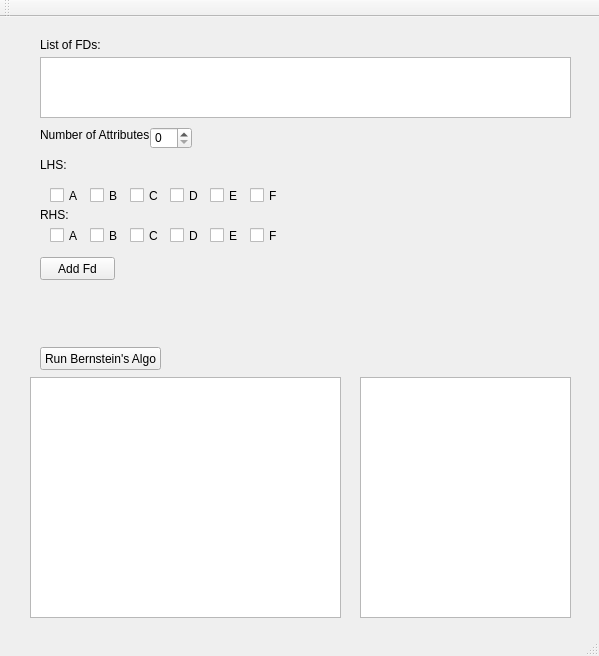
Qt form CaseTool/casetool.ui (jellingwei/cs4221-Database-Case-Tool) before a commit.
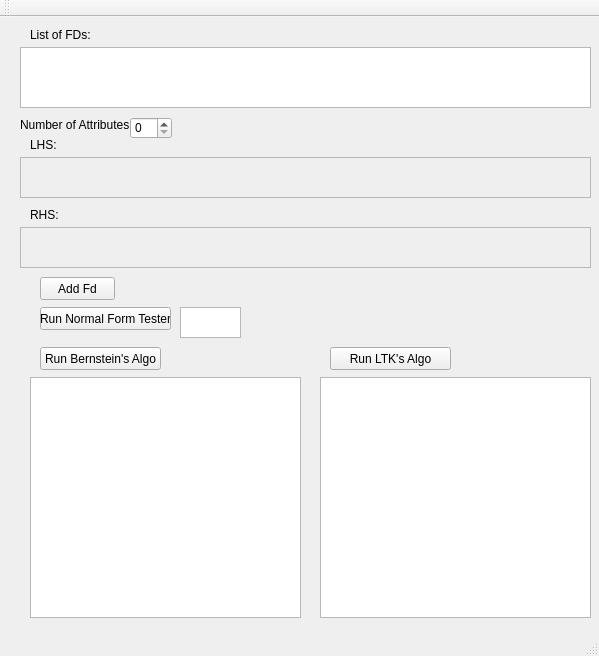
The same form after that commit.

Commit message: Change the LHS/RHS FD flexibility

Diff of the .ui file:
```diff
--- a/CaseTool/casetool.ui
+++ b/CaseTool/casetool.ui
@@ -18,7 +18,7 @@
     <property name="geometry">
      <rect>
       <x>40</x>
-      <y>240</y>
+      <y>260</y>
       <width>75</width>
       <height>23</height>
      </rect>
@@ -30,9 +30,9 @@
    <widget class="QListView" name="listView_2">
     <property name="geometry">
      <rect>
-      <x>360</x>
+      <x>320</x>
       <y>360</y>
-      <width>211</width>
+      <width>271</width>
       <height>241</height>
      </rect>
     </property>
@@ -40,8 +40,8 @@
    <widget class="QLabel" name="label">
     <property name="geometry">
      <rect>
-      <x>40</x>
-      <y>20</y>
+      <x>30</x>
+      <y>10</y>
       <width>71</width>
       <height>16</height>
      </rect>
@@ -53,8 +53,8 @@
    <widget class="QLabel" name="label_2">
     <property name="geometry">
      <rect>
-      <x>40</x>
-      <y>110</y>
+      <x>20</x>
+      <y>100</y>
       <width>121</width>
       <height>16</height>
      </rect>
@@ -63,37 +63,11 @@
      <string>Number of Attributes:</string>
     </property>
    </widget>
-   <widget class="QCheckBox" name="lhsAttr1">
-    <property name="geometry">
-     <rect>
-      <x>50</x>
-      <y>170</y>
-      <width>31</width>
-      <height>17</height>
-     </rect>
-    </property>
-    <property name="text">
-     <string>A</string>
-    </property>
-   </widget>
-   <widget class="QCheckBox" name="lhsAttr2">
-    <property name="geometry">
-     <rect>
-      <x>90</x>
-      <y>170</y>
-      <width>31</width>
-      <height>17</height>
-     </rect>
-    </property>
-    <property name="text">
-     <string>B</string>
-    </property>
-   </widget>
    <widget class="QLabel" name="label_3">
     <property name="geometry">
      <rect>
-      <x>40</x>
-      <y>140</y>
+      <x>30</x>
+      <y>120</y>
       <width>31</width>
       <height>16</height>
      </rect>
@@ -105,7 +79,7 @@
    <widget class="QLabel" name="label_4">
     <property name="geometry">
      <rect>
-      <x>40</x>
+      <x>30</x>
       <y>190</y>
       <width>71</width>
       <height>16</height>
@@ -115,142 +89,12 @@
      <string>RHS:</string>
     </property>
    </widget>
-   <widget class="QCheckBox" name="lhsAttr3">
-    <property name="geometry">
-     <rect>
-      <x>130</x>
-      <y>170</y>
-      <width>31</width>
-      <height>17</height>
-     </rect>
-    </property>
-    <property name="text">
-     <string>C</string>
-    </property>
-   </widget>
-   <widget class="QCheckBox" name="lhsAttr4">
-    <property name="geometry">
-     <rect>
-      <x>170</x>
-      <y>170</y>
-      <width>31</width>
-      <height>17</height>
-     </rect>
-    </property>
-    <property name="text">
-     <string>D</string>
-    </property>
-   </widget>
-   <widget class="QCheckBox" name="lhsAttr5">
-    <property name="geometry">
-     <rect>
-      <x>210</x>
-      <y>170</y>
-      <width>31</width>
-      <height>17</height>
-     </rect>
-    </property>
-    <property name="text">
-     <string>E</string>
-    </property>
-   </widget>
-   <widget class="QCheckBox" name="lhsAttr6">
-    <property name="geometry">
-     <rect>
-      <x>250</x>
-      <y>170</y>
-      <width>31</width>
-      <height>17</height>
-     </rect>
-    </property>
-    <property name="text">
-     <string>F</string>
-    </property>
-   </widget>
-   <widget class="QCheckBox" name="rhsAttr1">
-    <property name="geometry">
-     <rect>
-      <x>50</x>
-      <y>210</y>
-      <width>31</width>
-      <height>17</height>
-     </rect>
-    </property>
-    <property name="text">
-     <string>A</string>
-    </property>
-   </widget>
-   <widget class="QCheckBox" name="rhsAttr2">
-    <property name="geometry">
-     <rect>
-      <x>90</x>
-      <y>210</y>
-      <width>31</width>
-      <height>17</height>
-     </rect>
-    </property>
-    <property name="text">
-     <string>B</string>
-    </property>
-   </widget>
-   <widget class="QCheckBox" name="rhsAttr3">
-    <property name="geometry">
-     <rect>
-      <x>130</x>
-      <y>210</y>
-      <width>31</width>
-      <height>17</height>
-     </rect>
-    </property>
-    <property name="text">
-     <string>C</string>
-    </property>
-   </widget>
-   <widget class="QCheckBox" name="rhsAttr4">
-    <property name="geometry">
-     <rect>
-      <x>170</x>
-      <y>210</y>
-      <width>31</width>
-      <height>17</height>
-     </rect>
-    </property>
-    <property name="text">
-     <string>D</string>
-    </property>
-   </widget>
-   <widget class="QCheckBox" name="rhsAttr5">
-    <property name="geometry">
-     <rect>
-      <x>210</x>
-      <y>210</y>
-      <width>31</width>
-      <height>17</height>
-     </rect>
-    </property>
-    <property name="text">
-     <string>E</string>
-    </property>
-   </widget>
-   <widget class="QCheckBox" name="rhsAttr6">
-    <property name="geometry">
-     <rect>
-      <x>250</x>
-      <y>210</y>
-      <width>31</width>
-      <height>17</height>
-     </rect>
-    </property>
-    <property name="text">
-     <string>F</string>
-    </property>
-   </widget>
    <widget class="QListWidget" name="outputList">
     <property name="geometry">
      <rect>
       <x>30</x>
       <y>360</y>
-      <width>311</width>
+      <width>271</width>
       <height>241</height>
      </rect>
     </property>
@@ -271,9 +115,9 @@
    <widget class="QListWidget" name="FDList">
     <property name="geometry">
      <rect>
-      <x>40</x>
-      <y>40</y>
-      <width>531</width>
+      <x>20</x>
+      <y>30</y>
+      <width>571</width>
       <height>61</height>
      </rect>
     </property>
@@ -281,13 +125,101 @@
    <widget class="QSpinBox" name="numOfAttributes">
     <property name="geometry">
      <rect>
-      <x>150</x>
-      <y>110</y>
+      <x>130</x>
+      <y>100</y>
       <width>42</width>
       <height>22</height>
      </rect>
     </property>
    </widget>
+   <widget class="QPushButton" name="runLTK">
+    <property name="geometry">
+     <rect>
+      <x>330</x>
+      <y>330</y>
+      <width>121</width>
+      <height>23</height>
+     </rect>
+    </property>
+    <property name="text">
+     <string>Run LTK's Algo</string>
+    </property>
+   </widget>
+   <widget class="QListWidget" name="outputListNF">
+    <property name="geometry">
+     <rect>
+      <x>180</x>
+      <y>290</y>
+      <width>61</width>
+      <height>31</height>
+     </rect>
+    </property>
+   </widget>
+   <widget class="QPushButton" name="runNFTester">
+    <property name="geometry">
+     <rect>
+      <x>40</x>
+      <y>290</y>
+      <width>131</width>
+      <height>23</height>
+     </rect>
+    </property>
+    <property name="text">
+     <string>Run Normal Form Tester</string>
+    </property>
+   </widget>
+   <widget class="QScrollArea" name="scrollArea">
+    <property name="enabled">
+     <bool>true</bool>
+    </property>
+    <property name="geometry">
+     <rect>
+      <x>20</x>
+      <y>140</y>
+      <width>571</width>
+      <height>41</height>
+     </rect>
+    </property>
+    <property name="widgetResizable">
+     <bool>true</bool>
+    </property>
+    <widget class="QWidget" name="scrollAreaWidgetContents">
+     <property name="geometry">
+      <rect>
+       <x>0</x>
+       <y>0</y>
+       <width>569</width>
+       <height>39</height>
+      </rect>
+     </property>
+    </widget>
+   </widget>
+   <widget class="QScrollArea" name="scrollArea2">
+    <property name="enabled">
+     <bool>true</bool>
+    </property>
+    <property name="geometry">
+     <rect>
+      <x>20</x>
+      <y>210</y>
+      <width>571</width>
+      <height>41</height>
+     </rect>
+    </property>
+    <property name="widgetResizable">
+     <bool>true</bool>
+    </property>
+    <widget class="QWidget" name="scrollAreaWidgetContents_2">
+     <property name="geometry">
+      <rect>
+       <x>0</x>
+       <y>0</y>
+       <width>569</width>
+       <height>39</height>
+      </rect>
+     </property>
+    </widget>
+   </widget>
   </widget>
   <widget class="QMenuBar" name="menuBar">
    <property name="geometry">
```
Left out of the diff: 210 changed lines with no effect on the pictures. The commit also changes 1 other file.
